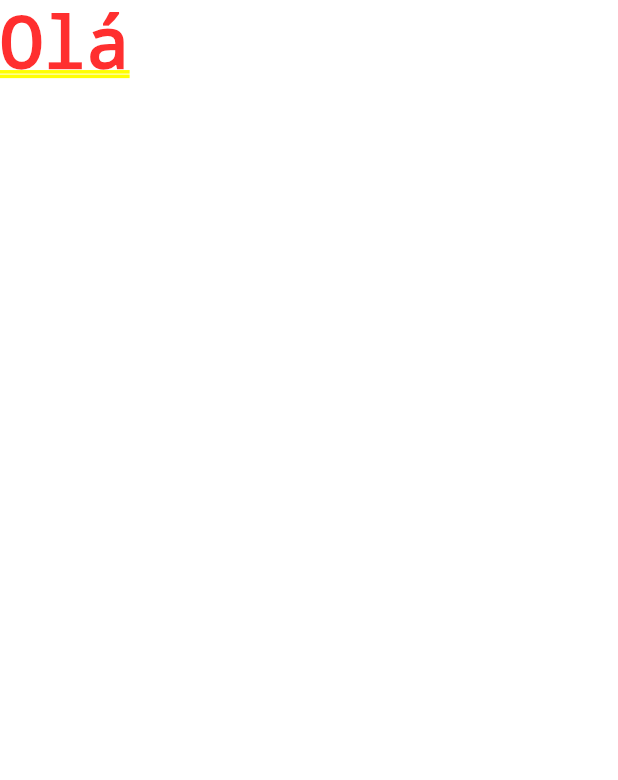
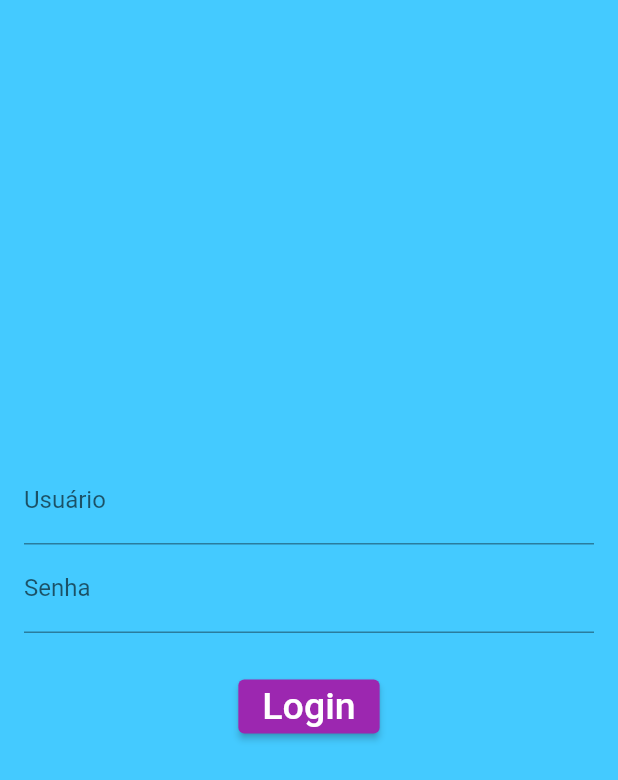
Before and after one commit to MaickonBrenner/terAPPia, a Flutter app: the screen it shows after launch, on a phone screen of 412 x 824 dp. Shown: the top 780 px of the screen. Run offline on Flutter 3.47's test engine with Material 2 defaults, Android fonts, the phone set to English and light mode, and no system bars.

Commit message:
Tela de Login

```diff
--- a/terappia/lib/main.dart
+++ b/terappia/lib/main.dart
@@ -7,7 +7,76 @@ main() {
 class telaLogin extends StatelessWidget {
   Widget build(BuildContext context) {
     return MaterialApp(
-      home: Text("Olá"),
+      home: telaLogin1(),
+    );
+
+  }
+}
+class telaLogin1 extends StatefulWidget {
+  @override
+  telaLoginState createState() {
+    return telaLoginState();
+  }
+}
+
+class telaLoginState extends State<telaLogin1> {
+
+  String user = "";
+  String password = "";
+  void onLogin() {}
+
+  @override
+  Widget build(BuildContext context) {
+    return MaterialApp(
+
+      theme: ThemeData(
+        primarySwatch: Colors.purple,
+        scaffoldBackgroundColor: const Color.fromARGB(255, 68, 202, 255),
+        ),
+
+      home: Scaffold(
+        /*appBar: AppBar(
+          title: Text("terAPPia")
+        ),*/
+
+        body: Center(
+          child: Padding(
+            padding: EdgeInsets.all(16.0),
+            child: Column(
+              mainAxisAlignment: MainAxisAlignment.center,
+              children: [
+                TextField(
+                  onChanged: (text) {
+                    user = text;
+                  },
+                  decoration: InputDecoration(labelText: "Usuário"),
+                ),
+
+                TextField(
+                  onChanged: (text) {
+                    password = text;
+                  },
+                  obscureText: true,
+                  decoration: InputDecoration(labelText: "Senha"),
+                ),
+
+                Padding(
+                  padding: const EdgeInsets.all(25.0),
+                  child: ElevatedButton(
+                  onPressed: onLogin,
+                  child: const Text("Login", style: TextStyle(fontSize: 25), selectionColor: Colors.purple),
+                ),
+                )
+
+              ],
+            )
+          )
+
+
+
+
+        )
+        )
     );
   }
 }
```
